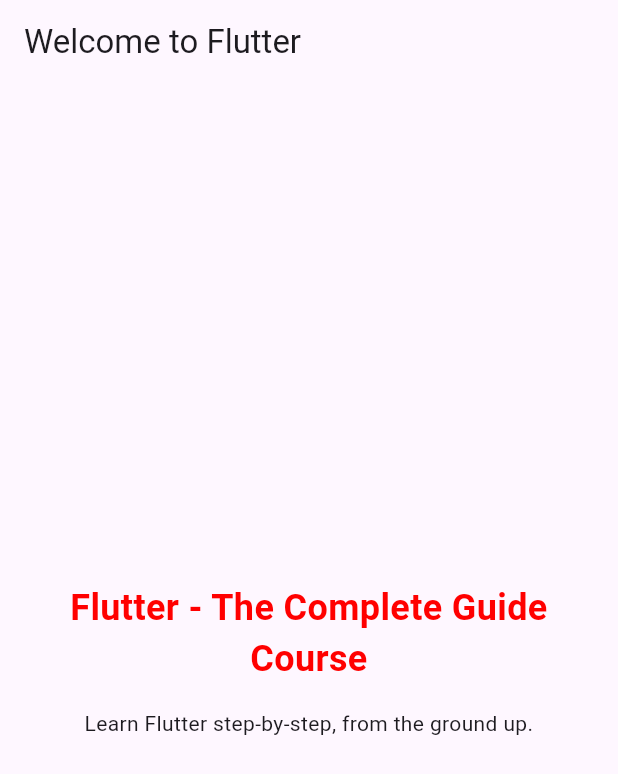
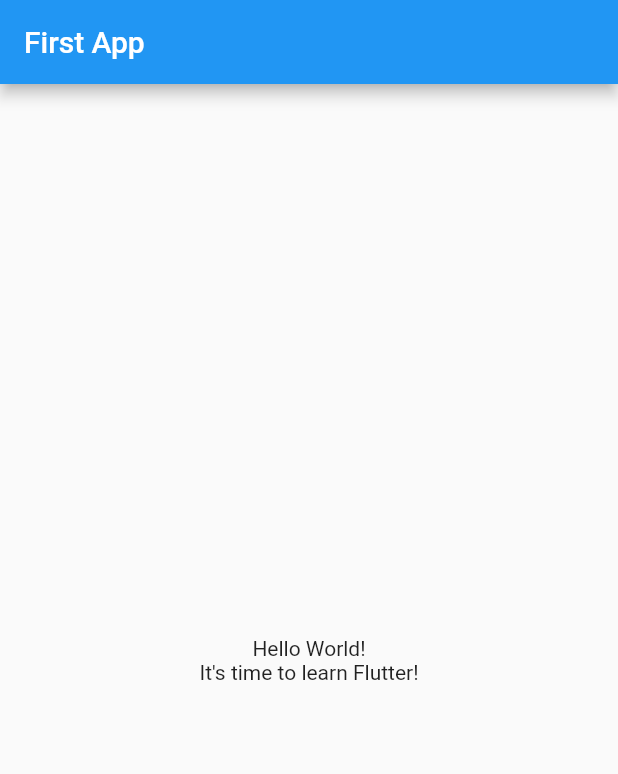
Before and after one commit to siamislam1603/first_app, a Flutter app: the screen it shows after launch, on a phone screen of 412 x 824 dp. Shown: the top 774 px of the screen. Run offline on Flutter 3.47's test engine with Material 2 defaults, Android fonts, the phone set to English and light mode, and no system bars.

Commit message:
How flutter works added in readme.md, updated main file

```diff
--- a/lib/main.dart
+++ b/lib/main.dart
@@ -4,46 +4,29 @@ void main() {
   runApp(const MyApp());
 }
 
-// With Flutter, you create user interfaces by combining "widgets"
-// You'll learn all about them (and much more) throughout this course!
 class MyApp extends StatelessWidget {
   const MyApp({super.key});
 
-  // Every custom widget must have a build() method
-  // It tells Flutter, which widgets make up your custom widget
-  // Again: You'll learn all about that throughout the course!
   @override
   Widget build(BuildContext context) {
-    // Below, a bunch of built-in widgets are used (provided by Flutter)
-    // They will be explained in the next sections
-    // In this course, you will, of course, not just use them a lot but
-    // also learn about many other widgets!
     return MaterialApp(
-      title: 'Flutter First App',
-      theme: ThemeData(useMaterial3: true),
+      title: 'Flutter Demo',
+      theme: ThemeData(
+        primarySwatch: Colors.blue,
+      ),
       home: Scaffold(
         appBar: AppBar(
-          title: const Text('Welcome to Flutter'),
+          title: const Text('First App'),
         ),
-        body: Container(
-          width: double.infinity,
-          padding: const EdgeInsets.all(12),
+        body: Center(
           child: Column(
             mainAxisAlignment: MainAxisAlignment.center,
-            crossAxisAlignment: CrossAxisAlignment.center,
             children: const [
               Text(
-                'Flutter - The Complete Guide Course',
-                textAlign: TextAlign.center,
-                style: TextStyle(
-                    fontSize: 24,
-                    fontWeight: FontWeight.bold,
-                    color: Color.fromRGBO(255, 0, 0, 1)),
+                'Hello World!',
               ),
-              SizedBox(height: 16),
               Text(
-                'Learn Flutter step-by-step, from the ground up.',
-                textAlign: TextAlign.center,
+                'It\'s time to learn Flutter!',
               ),
             ],
           ),
```
Also changed, not shown: 3 other files.
